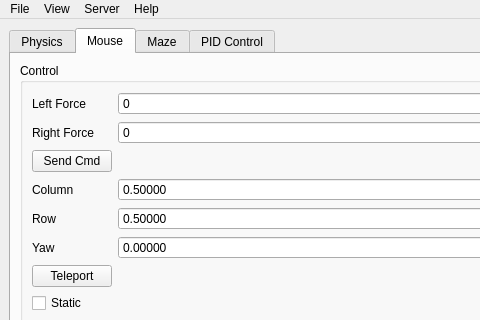
WPISmartmouse/smartmouse-simulator, file src/sim/mainwindow.ui: the form before one commit; both pictures show x 0 to 480 and y 0 to 320 of the 923 by 600 pixel window.
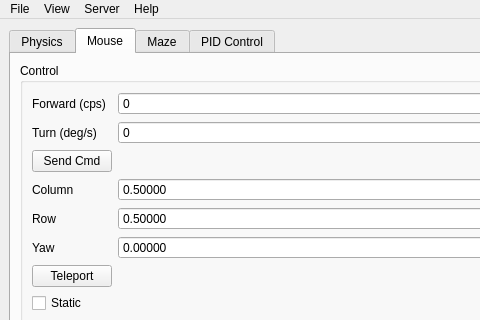
The form after the commit.

Diff of the .ui file:
```diff
--- a/src/sim/mainwindow.ui
+++ b/src/sim/mainwindow.ui
@@ -100,7 +100,7 @@
             <item row="0" column="0">
              <widget class="QLabel" name="left_force_lable">
               <property name="text">
-               <string>Left Force</string>
+               <string>Forward (cps)</string>
               </property>
              </widget>
             </item>
@@ -120,7 +120,7 @@
             <item row="1" column="0">
              <widget class="QLabel" name="right_force_label">
               <property name="text">
-               <string>Right Force</string>
+               <string>Turn (deg/s)</string>
               </property>
              </widget>
             </item>
```
Left out of the diff: 22 changed lines with no effect on the pictures.
